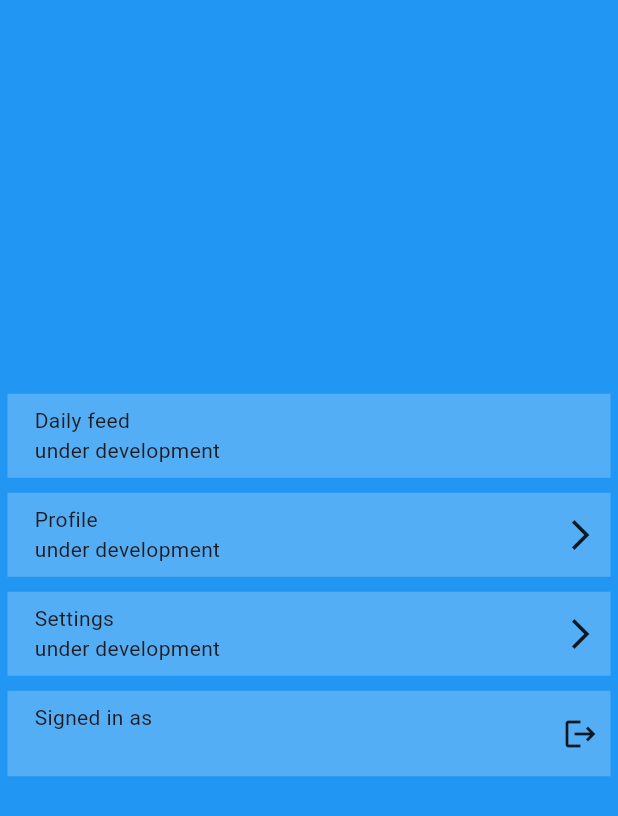
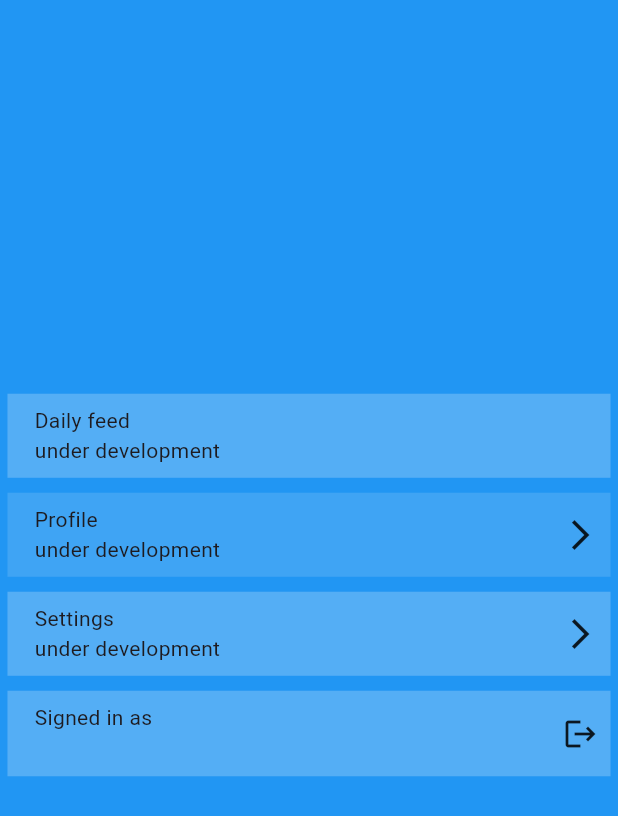
Before and after one commit to ArjunKVarma/adishankara_calender, a Flutter app: the DrawerElement screen opened directly, on a phone screen of 412 x 824 dp. Shown: the top 816 px of the screen. Run offline on Flutter 3.47's test engine with Material 3 defaults, Android fonts, the phone set to English and light mode, and no system bars; drawn by our look-alikes of getwidget; our stand-ins replace cloud_firestore, firebase_auth, firebase_core, flutter_zoom_drawer, sliding_up_panel, syncfusion_flutter_calendar; accounts and stored records are empty; network calls fail.

Commit message:
Added comments

```diff
--- a/lib/asc_materialapp.dart
+++ b/lib/asc_materialapp.dart
@@ -11,6 +11,7 @@ final FirebaseAuth _auth = FirebaseAuth.instance;
 class AscMaterialApp extends StatelessWidget {
   const AscMaterialApp({super.key});
 
+  // Drawer element Libarary used to create the animated menusceen for the app -----------------------------------------------------
   @override
   Widget build(BuildContext context) {
     return ZoomDrawer(
@@ -24,6 +25,7 @@ class AscMaterialApp extends StatelessWidget {
   }
 }
 
+// Drawer element or left side drawer screen of the app--------------------------------------------------------
 class DrawerElement extends StatelessWidget {
   DrawerElement({super.key});
   final String? user = _auth.currentUser!.email;
@@ -36,8 +38,6 @@ class DrawerElement extends StatelessWidget {
           padding:
               EdgeInsets.only(top: MediaQuery.of(context).size.height / 3.2),
           children: [
-            // A GfListTile with a title, a subtitle, and an icon
-
             // A GfListTile with an avatar, a title, a subtitle, and a color
             const GFListTile(
               shadow: BoxShadow(
@@ -65,10 +65,10 @@ class DrawerElement extends StatelessWidget {
               title: Text('Profile'),
               subTitle: Text('under development'),
               icon: Icon(Icons.arrow_forward_ios),
-              color: Color.fromARGB(33, 255, 255, 255),
+              color: Color.fromARGB(5, 255, 255, 255),
             ),
             // A GfListTile with a title, a subtitle, an icon, and an onTap callback
-            GFListTile(
+            const GFListTile(
               shadow: BoxShadow(
                 color: Color.fromARGB(30, 255, 255, 255),
                 offset: Offset.zero,
@@ -83,13 +83,13 @@ class DrawerElement extends StatelessWidget {
               color: Color.fromARGB(33, 255, 255, 255),
             ),
             GFListTile(
-              shadow: BoxShadow(
+              shadow: const BoxShadow(
                 color: Color.fromARGB(30, 255, 255, 255),
                 offset: Offset.zero,
                 blurRadius: 0.0,
                 spreadRadius: 0.0,
               ),
-              title: Text('Signed in as'),
+              title: const Text('Signed in as'),
               subTitle: Text(user!),
               onLongPress: () {
                 _auth.signOut();
@@ -99,10 +99,10 @@ class DrawerElement extends StatelessWidget {
                       builder: (context) => const SignUpScreen(),
                     ));
               },
-              margin: EdgeInsets.all(5),
+              margin: const EdgeInsets.all(5),
               radius: 0,
-              icon: Icon(Icons.logout),
-              color: Color.fromARGB(33, 255, 255, 255),
+              icon: const Icon(Icons.logout),
+              color: const Color.fromARGB(33, 255, 255, 255),
             ),
           ],
         ),
@@ -110,7 +110,9 @@ class DrawerElement extends StatelessWidget {
     );
   }
 }
+// End of drawer element --------------------------------------------------------------------------------------
 
+//Function class created to toggle between mainscreen and menuscreeen
 class ToggleWidget extends StatelessWidget {
   const ToggleWidget({super.key});
   @override
@@ -121,3 +123,4 @@ class ToggleWidget extends StatelessWidget {
     );
   }
 }
+//nd of toggle function------------------------------------------------------------------------------------------
--- a/lib/providers/event_provider.dart
+++ b/lib/providers/event_provider.dart
@@ -6,7 +6,7 @@ class EventProvider extends ChangeNotifier {
   final List<Event> _events = [];
 
   List<Event> get events => _events;
-
+  // Chenges the variable selected date to the date selected on calender
   DateTime _selectedDate = DateTime.now();
 
   DateTime get selectedDate => _selectedDate;
```
Also changed, not shown: lib/add_event.dart (+44 -45 lines), lib/calender_widget.dart (+14 -5 lines), lib/main.dart (+5 -4 lines), lib/pages/signin_page.dart (+7 -5 lines), lib/pages/signup_page.dart (+6 -36 lines), lib/pages/viewevent.dart (+6 -6 lines), lib/taskwidget.dart (+34 -16 lines).
